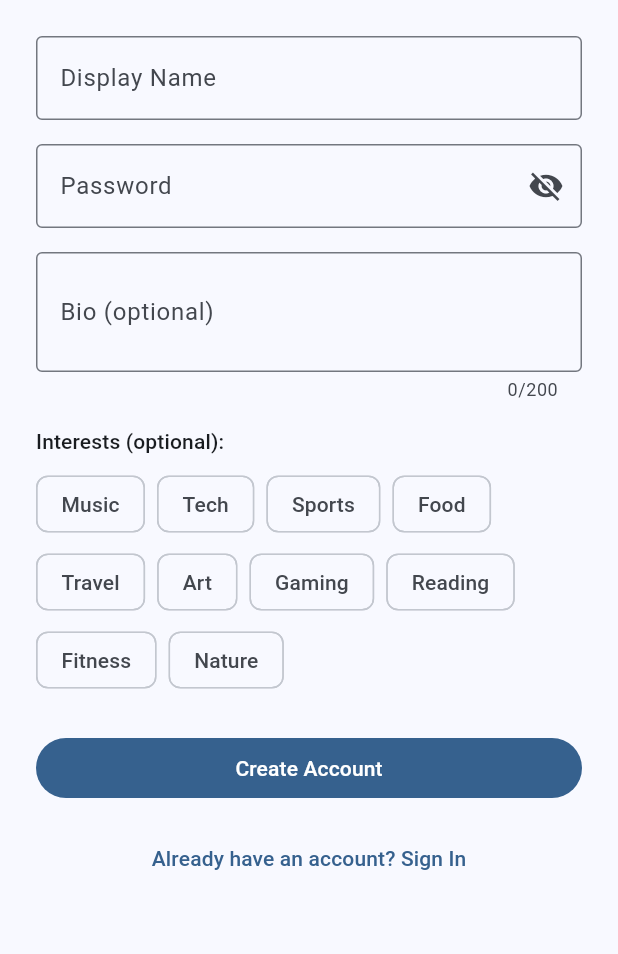
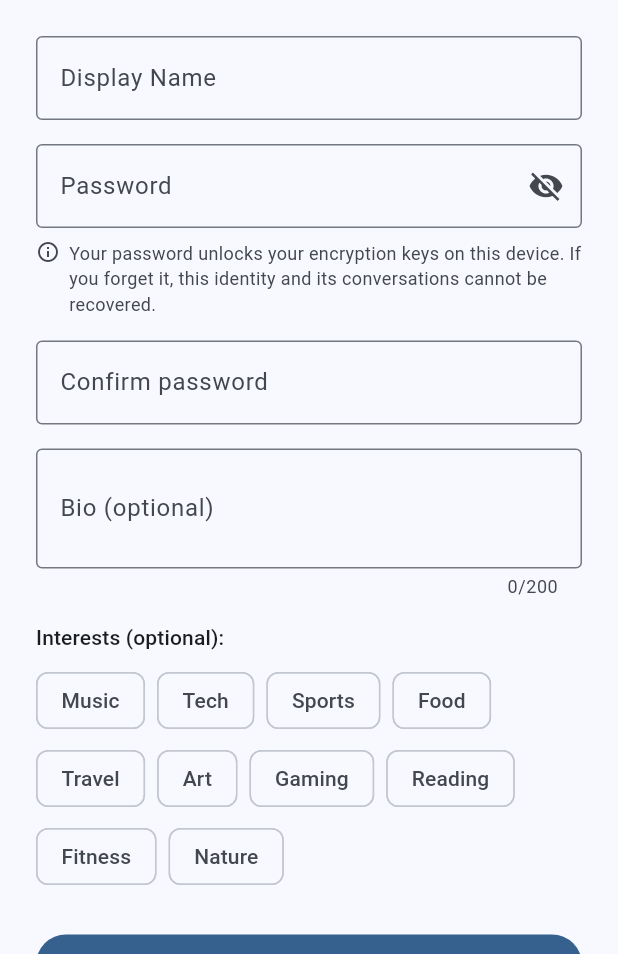
Before and after one commit to shamekhing/Ahoy, a Flutter app: the screen it shows after launch, after a tap on "Sign In", after a tap on "Don't have an account? Sign Up", on a phone screen of 412 x 824 dp, the part 282-1236 px from its top. Run offline on Flutter 3.47's test engine with Material 3 defaults, Android fonts, the phone set to English and light mode, and no system bars; our stand-ins replace audioplayers, flutter_blue_plus, flutter_secure_storage, image_picker, local_auth, permission_handler and 1 more; missing offline and left inert: encrypt, pointycastle, record; accounts and stored records are empty.

Commit message:
Confirm passwords and warn about key loss at sign-up, friendly list previews, always-described rows, overflow-safe app bar titles (UI review items 19, 24, 26)

```diff
--- /dev/null
+++ b/lib/Ahoy/core/message_labels.dart
@@ -0,0 +1,19 @@
+import 'enums.dart';
+import '../models/message.dart';
+
+/// Human-facing one-line label for a message, shared by reply quotes and
+/// conversation-list previews (UI review #26). Media content is a local
+/// file path that must never surface as text (UI review #1).
+class MessageLabels {
+  static String forMessage(Message message) {
+    switch (message.type) {
+      case MessageType.image:
+        return '[Photo]';
+      case MessageType.voice:
+        return '[Voice message]';
+      case MessageType.text:
+        final content = message.content;
+        return content.length > 80 ? '${content.substring(0, 80)}…' : content;
+    }
+  }
+}
--- a/lib/Ahoy/screens/auth/sign_up_screen.dart
+++ b/lib/Ahoy/screens/auth/sign_up_screen.dart
@@ -21,6 +21,7 @@ class _SignUpScreenState extends State<SignUpScreen> {
   final _formKey = GlobalKey<FormState>();
   final _usernameCtrl = TextEditingController();
   final _passwordCtrl = TextEditingController();
+  final _confirmCtrl = TextEditingController();
   final _bioCtrl = TextEditingController();
   final List<String> _interests = [];
   bool _loading = false;
@@ -42,6 +43,7 @@ class _SignUpScreenState extends State<SignUpScreen> {
   void dispose() {
     _usernameCtrl.dispose();
     _passwordCtrl.dispose();
+    _confirmCtrl.dispose();
     _bioCtrl.dispose();
     super.dispose();
   }
@@ -150,6 +152,44 @@ class _SignUpScreenState extends State<SignUpScreen> {
                 controller: _passwordCtrl,
                 textInputAction: TextInputAction.next,
               ),
+              const SizedBox(height: 8),
+              // There is no server and no reset flow: the password unlocks
+              // the keys, so losing it means losing the identity (UI review
+              // #19). Said once, plainly, before any key exists.
+              Row(
+                crossAxisAlignment: CrossAxisAlignment.start,
+                children: [
+                  Icon(
+                    Icons.info_outline,
+                    size: 16,
+                    color: Theme.of(context).colorScheme.onSurfaceVariant,
+                  ),
+                  const SizedBox(width: 6),
+                  Expanded(
+                    child: Text(
+                      'Your password unlocks your encryption keys on this '
+                      'device. If you forget it, this identity and its '
+                      'conversations cannot be recovered.',
+                      style: TextStyle(
+                        fontSize: 12,
+                        color: Theme.of(context).colorScheme.onSurfaceVariant,
+                      ),
+                    ),
+                  ),
+                ],
+              ),
+              const SizedBox(height: 16),
+              TextFormField(
+                controller: _confirmCtrl,
+                obscureText: true,
+                decoration: const InputDecoration(
+                  labelText: 'Confirm password',
+                  border: OutlineInputBorder(),
+                ),
+                validator: (v) =>
+                    v != _passwordCtrl.text ? 'Passwords do not match' : null,
+                textInputAction: TextInputAction.next,
+              ),
               const SizedBox(height: 16),
               TextFormField(
                 controller: _bioCtrl,
@@ -194,13 +234,22 @@ class _SignUpScreenState extends State<SignUpScreen> {
                 child: FilledButton(
                   onPressed: _loading ? null : _signUp,
                   child: _loading
-                      ? const SizedBox(
+                      ? const Row(
+                          mainAxisSize: MainAxisSize.min,
+                          children: [
+                            SizedBox(
                               width: 20,
                               height: 20,
                               child: CircularProgressIndicator(
                                 strokeWidth: 2,
                                 color: Colors.white,
                               ),
+                            ),
+                            SizedBox(width: 12),
+                            // Key generation is a real, slow step (KDF +
+                            // RSA): say what the wait is (UI review #19).
+                            Text('Generating keys…'),
+                          ],
                         )
                       : const Text('Create Account'),
                 ),
--- a/lib/Ahoy/screens/profile/peer_profile_screen.dart
+++ b/lib/Ahoy/screens/profile/peer_profile_screen.dart
@@ -46,7 +46,11 @@ class PeerProfileScreen extends StatelessWidget {
 
     return Scaffold(
       appBar: AppBar(
-        title: Text(peer.displayName),
+        title: Text(
+          peer.displayName,
+          maxLines: 1,
+          overflow: TextOverflow.ellipsis,
+        ),
         actions: [
           PopupMenuButton<String>(
             onSelected: (action) => _handleAction(context, action, discovery),
```
Also changed, not shown: codemagic.yaml (added, +24 -0 lines), lib/Ahoy/screens/chat/chat_screen.dart (+7 -1 lines), lib/Ahoy/screens/chat/conversations_screen.dart (+7 -7 lines), lib/Ahoy/services/chat/chat_service.dart (+3 -6 lines), lib/Ahoy/widgets/chat/reply_preview.dart (+2 -12 lines), 2 other files. Lines whose indentation alone changed are shown as unchanged.
